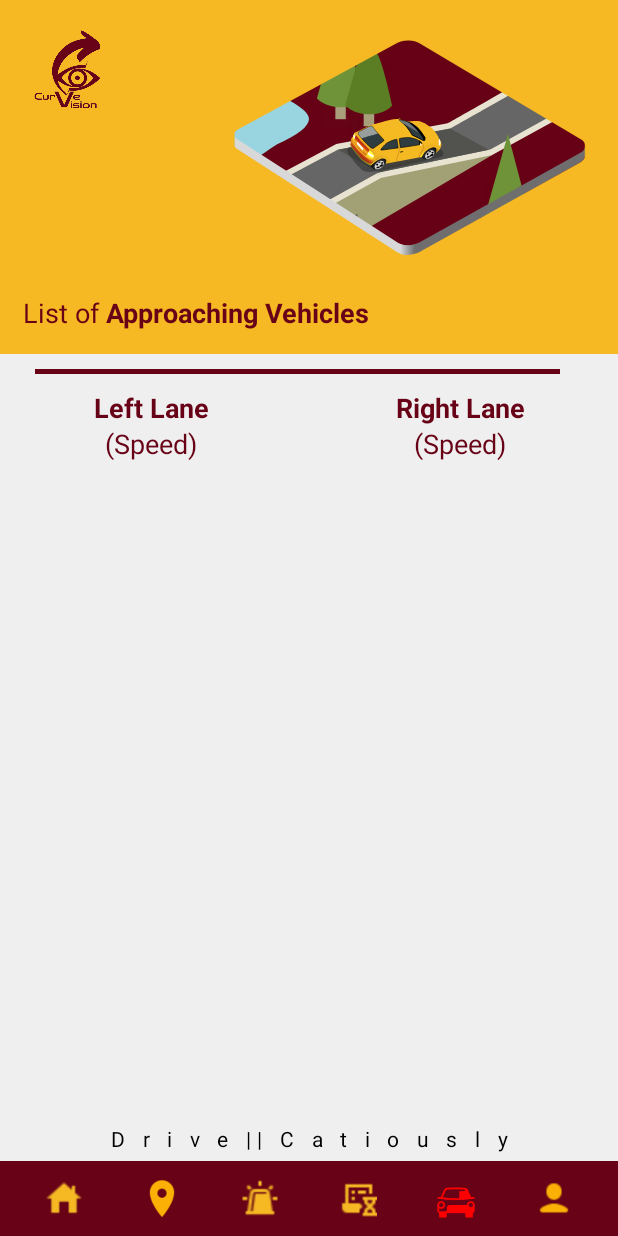
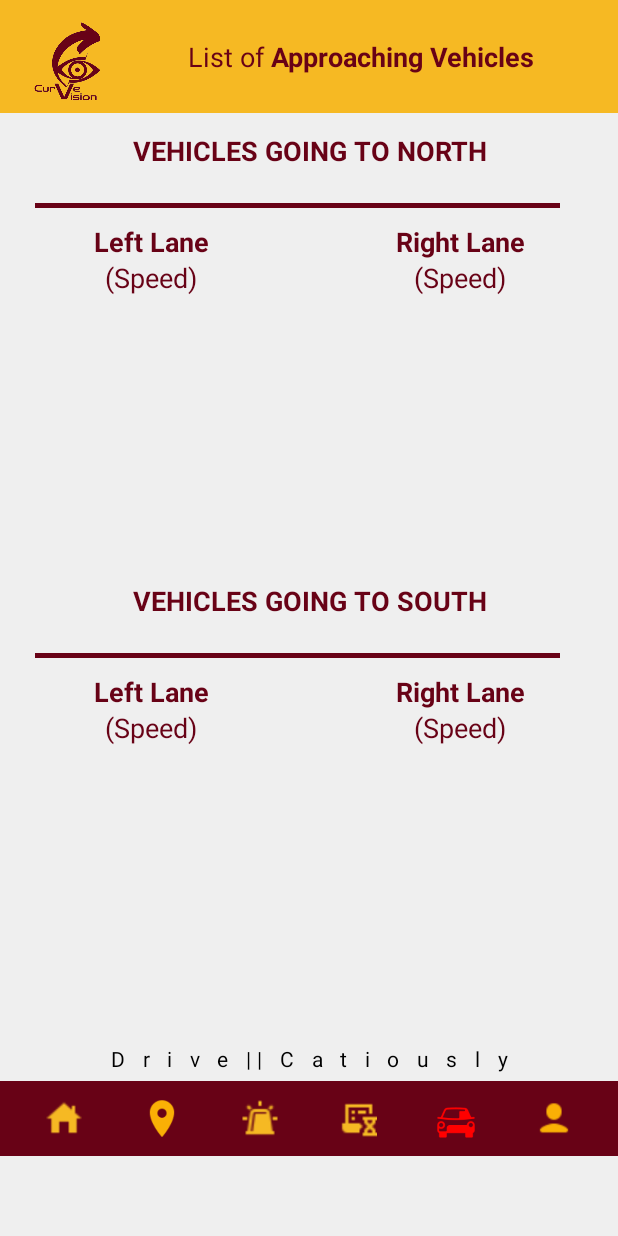
Before and after one commit to iimiii/curvision, an Android app: the vehiclespage screen opened directly, with no data from a screen before it, on a phone screen of 412 x 824 dp. Run offline under Robolectric (Android 15) with nearby library versions, the phone set to English and light mode, and no system bars; our stand-ins replace Firebase (no records; nobody signed in at launch, a user with empty details on screens opened directly).

Commit message:
Vehicles Page

```diff
--- a/app/src/main/java/com/example/intro/vehiclespage.java
+++ b/app/src/main/java/com/example/intro/vehiclespage.java
@@ -21,11 +21,15 @@ import com.google.firebase.database.ValueEventListener;
 import java.util.LinkedList;
 public class vehiclespage extends AppCompatActivity {
 
+    private static final long DATA_EXPIRATION_TIME = 3 * 60 * 1000; // 3 minutes in milliseconds
+    private static long lastUpdateTime = 0;
     private DatabaseReference leftSensorRef;
     private DatabaseReference rightSensorRef;
 
-    private LinearLayout leftLaneLinearLayout;
-    private LinearLayout rightLaneLinearLayout;
+    private LinearLayout leftLaneLinearLayout1;
+    private LinearLayout rightLaneLinearLayout1;
+    private LinearLayout leftLaneLinearLayout2;
+    private LinearLayout rightLaneLinearLayout2;
 
     private final LinkedList<String> leftLaneData = new LinkedList<>();
     private final LinkedList<String> rightLaneData = new LinkedList<>();
@@ -40,8 +44,10 @@ public class vehiclespage extends AppCompatActivity {
         ImageView history_iconButton = findViewById(R.id.history_icon);
         ImageView loc_iconButton = findViewById(R.id.loc_icon);
         ImageView prof_iconButton = findViewById(R.id.prof_icon);
-        leftLaneLinearLayout = findViewById(R.id.left_lane_linear_layout);
-        rightLaneLinearLayout = findViewById(R.id.right_lane_linear_layout);
+        leftLaneLinearLayout1 = findViewById(R.id.left_lane_linear_layout);
+        rightLaneLinearLayout1 = findViewById(R.id.right_lane_linear_layout);
+        leftLaneLinearLayout2 = findViewById(R.id.left_lane_linear_layout2);
+        rightLaneLinearLayout2 = findViewById(R.id.right_lane_linear_layout2);
 
         home_iconButton.setOnClickListener(v -> {
             Intent intent = new Intent(vehiclespage.this, homepage.class);
@@ -77,77 +83,97 @@ public class vehiclespage extends AppCompatActivity {
         leftSensorRef = database.getReference("LeftSensor/speed");
         rightSensorRef = database.getReference("RightSensor/speed");
 
-        // Attach ValueEventListener to listen for changes in speed for Left Sensor
+        long currentTime = System.currentTimeMillis();
+        if (currentTime - lastUpdateTime > DATA_EXPIRATION_TIME) {
+            leftLaneData.clear();
+            rightLaneData.clear();
+        } else {
+            // Refresh the data on the UI if it is still valid
+            updateLaneTextViews(leftLaneLinearLayout1, leftLaneData);
+            updateLaneTextViews(rightLaneLinearLayout1, rightLaneData);
+            updateLaneTextViews(leftLaneLinearLayout2, leftLaneData);
+            updateLaneTextViews(rightLaneLinearLayout2, rightLaneData);
+        }
+
+        attachDatabaseReadListeners();
+    }
+
+    private void navigateTo(Class<?> cls) {
+        Intent intent = new Intent(vehiclespage.this, cls);
+        ActivityOptions options = ActivityOptions.makeCustomAnimation(
+                vehiclespage.this, R.anim.animate_fade_enter, R.anim.animate_fade_exit);
+        startActivity(intent, options.toBundle());
+    }
+
+    private void attachDatabaseReadListeners() {
         leftSensorRef.addValueEventListener(new ValueEventListener() {
             @Override
             public void onDataChange(@NonNull DataSnapshot dataSnapshot) {
-                float speed = dataSnapshot.getValue(Float.class);
-                if (!Float.isNaN(speed) && speed >= 1.00f) {
+                Float speed = dataSnapshot.getValue(Float.class);
+                if (speed != null && speed >= 1.00f) {
                     String formattedSpeed = String.format("%.2f m/s", speed);
                     leftLaneData.addFirst(formattedSpeed);
-                    updateLeftLaneTextViews();
+                    updateLaneTextViews(leftLaneLinearLayout1, leftLaneData);
+                    updateLaneTextViews(rightLaneLinearLayout2, leftLaneData);
+                    lastUpdateTime = System.currentTimeMillis();
                 }
             }
 
             @Override
             public void onCancelled(@NonNull DatabaseError databaseError) {
-                // Handle cancelled event
+                // Handle possible cancellations
             }
         });
 
-        // Attach ValueEventListener to listen for changes in speed for Right Sensor
         rightSensorRef.addValueEventListener(new ValueEventListener() {
             @Override
             public void onDataChange(@NonNull DataSnapshot dataSnapshot) {
-                float speed = dataSnapshot.getValue(Float.class);
-                if (!Float.isNaN(speed) && speed >= 1.00f) {
+                Float speed = dataSnapshot.getValue(Float.class);
+                if (speed != null && speed >= 1.00f) {
                     String formattedSpeed = String.format("%.2f m/s", speed);
                     rightLaneData.addFirst(formattedSpeed);
-                    updateRightLaneTextViews();
-
+                    updateLaneTextViews(rightLaneLinearLayout1, rightLaneData);
+                    updateLaneTextViews(leftLaneLinearLayout2, rightLaneData);
+                    lastUpdateTime = System.currentTimeMillis();
                 }
             }
 
             @Override
             public void onCancelled(@NonNull DatabaseError databaseError) {
-                // Handle cancelled event
+                // Handle possible cancellations
             }
         });
     }
 
-    private void updateLeftLaneTextViews() {
-        leftLaneLinearLayout.removeAllViews();
-        for (String speed : leftLaneData) {
+    @Override
+    protected void onResume() {
+        super.onResume();
+        long currentTime = System.currentTimeMillis();
+        if (currentTime - lastUpdateTime > DATA_EXPIRATION_TIME) {
+            leftLaneData.clear();
+            rightLaneData.clear();
+        }
+        // Refresh UI
+        updateLaneTextViews(leftLaneLinearLayout1, leftLaneData);
+        updateLaneTextViews(rightLaneLinearLayout1, rightLaneData);
+        updateLaneTextViews(leftLaneLinearLayout2, leftLaneData);
+        updateLaneTextViews(rightLaneLinearLayout2, rightLaneData);
+    }
+
+    private void updateLaneTextViews(LinearLayout layout, LinkedList<String> data) {
+        layout.removeAllViews();
+        for (String speed : data) {
             TextView textView = new TextView(this);
             textView.setText(speed);
-            textView.setBackgroundResource(R.drawable.frame2); // Set background drawable
+            textView.setBackgroundResource(R.drawable.frame2);
             textView.setLayoutParams(new LinearLayout.LayoutParams(
                     LinearLayout.LayoutParams.WRAP_CONTENT,
-                    LinearLayout.LayoutParams.WRAP_CONTENT
-            ));
-            textView.setPadding(12, 12, 0, 12); // Add padding for better appearance
-            textView.setGravity(Gravity.CENTER_HORIZONTAL | Gravity.TOP); // Center the text
-            textView.setTextColor(getResources().getColor(R.color.black));
-            textView.setTypeface(null, Typeface.BOLD);
-            leftLaneLinearLayout.addView(textView);
-        }
-    }
-
-    private void updateRightLaneTextViews() {
-        rightLaneLinearLayout.removeAllViews();
-        for (String speed : rightLaneData) {
-            TextView textView = new TextView(this);
-            textView.setText(speed);
-            textView.setBackgroundResource(R.drawable.frame2); // Set background drawable
-            textView.setLayoutParams(new LinearLayout.LayoutParams(
-                    LinearLayout.LayoutParams.WRAP_CONTENT,
-                    LinearLayout.LayoutParams.WRAP_CONTENT
-            ));
-            textView.setPadding(12, 12, 0, 12); // Add padding for better appearance
+                    LinearLayout.LayoutParams.WRAP_CONTENT));
+            textView.setPadding(12, 12, 0, 12);
             textView.setGravity(Gravity.CENTER_HORIZONTAL | Gravity.TOP);
             textView.setTextColor(getResources().getColor(R.color.black));
             textView.setTypeface(null, Typeface.BOLD);
-            rightLaneLinearLayout.addView(textView);
+            layout.addView(textView);
         }
     }
 }
--- a/app/src/main/res/layout/vehiclespage.xml
+++ b/app/src/main/res/layout/vehiclespage.xml
@@ -10,99 +10,97 @@
 
     <RelativeLayout
         android:layout_width="match_parent"
-        android:layout_height="0dp"
-        android:layout_weight="0.044"
+        android:layout_height="75dp"
         android:background="@color/yellow">
 
         <ImageView
             android:layout_width="60dp"
             android:layout_height="60dp"
-            android:layout_marginTop="15dp"
             android:layout_marginStart="15dp"
+            android:layout_marginTop="10dp"
             android:src="@drawable/logo_maroon"
             tools:ignore="ContentDescription" />
 
         <TextView
             android:layout_width="wrap_content"
             android:layout_height="wrap_content"
+            android:layout_alignParentBottom="true"
+            android:layout_marginStart="125dp"
+            android:layout_marginBottom="25dp"
+            android:gravity="center"
             android:text="@string/approaching_vehicles"
-            android:layout_alignParentBottom="true"
-            android:layout_marginStart="15dp"
-            android:layout_marginBottom="15dp"
+            android:textColor="@color/maroon"
             android:textSize="18sp"
-            android:textColor="@color/maroon"
             tools:ignore="RelativeOverlap" />
-
-
-        <com.airbnb.lottie.LottieAnimationView
-            android:layout_width="250dp"
-            android:layout_height="200dp"
-            android:layout_marginEnd="15dp"
-            app:lottie_autoPlay="true"
-            app:lottie_loop="true"
-            android:layout_alignParentEnd="true"
-            app:lottie_fileName="vehicles.json" />
 
 
     </RelativeLayout>
 
+    <LinearLayout
+        android:layout_width="match_parent"
+        android:layout_height="600dp"
+        android:orientation="vertical"
+        tools:ignore="UseCompoundDrawables">
 
+        <!-- First major section -->
         <LinearLayout
             android:layout_width="match_parent"
             android:layout_height="0dp"
-        android:layout_weight="0.1"
-        android:orientation="vertical"
-        tools:ignore="UseCompoundDrawables">
+            android:layout_weight="1"
+            android:orientation="vertical">
 
-
+            <TextView
+                android:layout_width="match_parent"
+                android:layout_height="50dp"
+                android:layout_marginBottom="10dp"
+                android:gravity="center"
+                android:text="@string/vehicles_going_to_north"
+                android:textColor="@color/maroon"
+                android:textSize="18sp" />
 
             <ImageView
                 android:layout_width="wrap_content"
                 android:layout_height="wrap_content"
                 android:layout_marginStart="23dp"
-            android:layout_marginTop="10dp"
                 android:contentDescription="@string/todo"
                 android:src="@drawable/line" />
 
             <LinearLayout
                 android:layout_width="match_parent"
                 android:layout_height="wrap_content"
-            android:orientation="horizontal"
-            android:gravity="center_horizontal">
+                android:gravity="center_horizontal"
+                android:orientation="horizontal">
 
-            <!-- Left Lane Text -->
                 <TextView
                     android:layout_width="wrap_content"
                     android:layout_height="wrap_content"
-                android:text="@string/left_lane"
-                android:textSize="18sp"
-                android:textColor="@color/maroon"
-                android:gravity="center"
                     android:layout_marginTop="10dp"
                     android:layout_marginBottom="10dp"
-                android:layout_weight="1"/>
+                    android:layout_weight="1"
+                    android:gravity="center"
+                    android:text="@string/left_lane"
+                    android:textColor="@color/maroon"
+                    android:textSize="18sp" />
 
-            <!-- Right Lane Text -->
                 <TextView
                     android:layout_width="wrap_content"
                     android:layout_height="wrap_content"
-                android:text="@string/right_lane"
-                android:textSize="18sp"
-                android:textColor="@color/maroon"
-                android:gravity="center"
                     android:layout_marginTop="10dp"
                     android:layout_marginBottom="10dp"
-                android:layout_weight="1"/>
-
+                    android:layout_weight="1"
+                    android:gravity="center"
+                    android:text="@string/right_lane"
+                    android:textColor="@color/maroon"
+                    android:textSize="18sp" />
             </LinearLayout>
 
             <LinearLayout
                 android:layout_width="match_parent"
                 android:layout_height="0dp"
                 android:layout_weight="1"
+                android:baselineAligned="false"
                 android:orientation="horizontal">
 
-            <!-- Left Lane Scroll View -->
                 <ScrollView
                     android:id="@+id/left_lane_scroll_view"
                     android:layout_width="0dp"
@@ -115,11 +113,10 @@
                         android:layout_width="match_parent"
                         android:layout_height="wrap_content"
                         android:orientation="vertical">
+                        <!-- Add views as required -->
                     </LinearLayout>
-
                 </ScrollView>
 
-            <!-- Right Lane Scroll View -->
                 <ScrollView
                     android:id="@+id/right_lane_scroll_view"
                     android:layout_width="0dp"
@@ -132,10 +129,113 @@
                         android:layout_width="match_parent"
                         android:layout_height="wrap_content"
                         android:orientation="vertical">
+                        <!-- Add views as required -->
+                    </LinearLayout>
+                </ScrollView>
+            </LinearLayout>
+        </LinearLayout>
+
+        <!-- Second major section -->
+        <LinearLayout
+            android:layout_width="match_parent"
+            android:layout_height="0dp"
+            android:layout_weight="1"
+            android:orientation="vertical">
+
+            <TextView
+                android:layout_width="match_parent"
+                android:layout_height="50dp"
+                android:layout_marginBottom="10dp"
+                android:gravity="center"
+                android:text="@string/vehicles_going_to_south"
+                android:textColor="@color/maroon"
+                android:textSize="18sp" />
+
+            <ImageView
+                android:layout_width="wrap_content"
+                android:layout_height="wrap_content"
+                android:layout_marginStart="23dp"
+                android:contentDescription="@string/todo"
+                android:src="@drawable/line" />
+
+            <LinearLayout
+                android:layout_width="match_parent"
+                android:layout_height="wrap_content"
+                android:gravity="center_horizontal"
+                android:orientation="horizontal">
+
+                <!-- Left Lane Text -->
+                <TextView
+                    android:layout_width="wrap_content"
+                    android:layout_height="wrap_content"
+                    android:layout_marginTop="10dp"
+                    android:layout_marginBottom="10dp"
+                    android:layout_weight="1"
+                    android:gravity="center"
+                    android:text="@string/left_lane"
+                    android:textColor="@color/maroon"
+                    android:textSize="18sp" />
+
+                <!-- Right Lane Text -->
+                <TextView
+                    android:layout_width="wrap_content"
+                    android:layout_height="wrap_content"
+                    android:layout_marginTop="10dp"
+                    android:layout_marginBottom="10dp"
+                    android:layout_weight="1"
+                    android:gravity="center"
+                    android:text="@string/right_lane"
+                    android:textColor="@color/maroon"
+                    android:textSize="18sp" />
+
+            </LinearLayout>
+
+            <LinearLayout
+                android:layout_width="match_parent"
+                android:layout_height="0dp"
+                android:layout_weight="1"
+                android:baselineAligned="false"
+                android:orientation="horizontal">
+
+                <!-- Left Lane Scroll View -->
+                <ScrollView
+                    android:id="@+id/left_lane_scroll_view2"
+                    android:layout_width="0dp"
+                    android:layout_height="match_parent"
+                    android:layout_weight="1"
+                    android:padding="10dp">
+
+                    <LinearLayout
+                        android:id="@+id/left_lane_linear_layout2"
+                        android:layout_width="match_parent"
+                        android:layout_height="wrap_content"
+                        android:orientation="vertical">
+
+                    </LinearLayout>
+
+                </ScrollView>
+
+                <!-- Right Lane Scroll View -->
+                <ScrollView
+                    android:id="@+id/right_lane_scroll_view2"
+                    android:layout_width="0dp"
+                    android:layout_height="match_parent"
+                    android:layout_weight="1"
+                    android:padding="10dp">
+
+                    <LinearLayout
+                        android:id="@+id/right_lane_linear_layout2"
+                        android:layout_width="match_parent"
+                        android:layout_height="wrap_content"
+                        android:orientation="vertical">
+
                     </LinearLayout>
 
                 </ScrollView>
             </LinearLayout>
+        </LinearLayout>
+    </LinearLayout>
+
 
     <LinearLayout
         android:layout_width="match_parent"
@@ -152,7 +252,6 @@
             android:textColor="@color/black" />
     </LinearLayout>
 
-        </LinearLayout>
 
     <LinearLayout
         android:layout_width="match_parent"
--- a/app/src/main/res/values/strings.xml
+++ b/app/src/main/res/values/strings.xml
@@ -131,5 +131,7 @@
     <string name="call_09958736046">Call: 09958736046</string>
     <string name="_911">911</string>
     <string name="_09958736046">09958736046</string>
+    <string name="vehicles_going_to_north"><b>VEHICLES GOING TO NORTH</b></string>
+    <string name="vehicles_going_to_south"><b>VEHICLES GOING TO SOUTH</b></string>
 
 </resources>
--- a/build.gradle.kts
+++ b/build.gradle.kts
@@ -1,13 +1,13 @@
 // Top-level build file where you can add configuration options common to all sub-projects/modules.
 plugins {
-    id("com.android.application") version "8.3.1" apply false
+    id("com.android.application") version "8.3.2" apply false
     id("org.jetbrains.kotlin.android") version "1.9.22" apply false
     id("com.google.gms.google-services") version "4.4.1" apply false
 }
 
 buildscript {
     dependencies {
-        classpath("com.android.tools.build:gradle:8.3.1")
+        classpath("com.android.tools.build:gradle:8.3.2")
         classpath("com.google.gms:google-services:4.4.1")
         classpath("com.google.firebase:firebase-crashlytics-gradle:2.9.9")
     }
```
Lines whose indentation alone changed are shown as unchanged.
